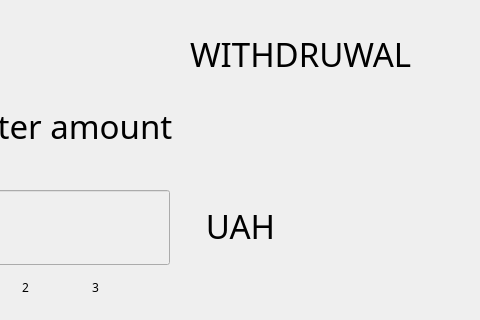
Old version of the form ATM/getmoney.ui in the repository Darina77/ATMProject; both pictures show x 120 to 600 and y 0 to 320 of the 600 by 450 pixel window.
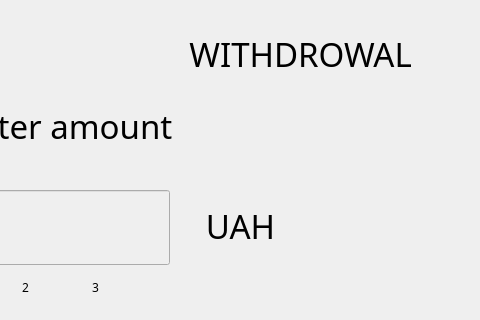
New version of the form. Icons and pictures are not drawn.

Diff of the .ui file:
```diff
--- a/ATM/getmoney.ui
+++ b/ATM/getmoney.ui
@@ -478,7 +478,7 @@
 }</string>
    </property>
    <property name="text">
-    <string>                            WITHDRUWAL</string>
+    <string>                            WITHDROWAL</string>
    </property>
    <property name="alignment">
     <set>Qt::AlignCenter</set>
```
